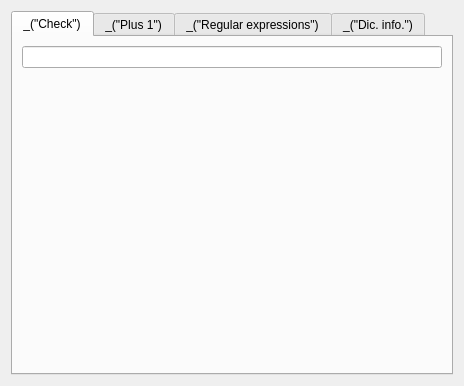
Above: qt/ui/dic_tools_widget.ui from cjlano/eliot before the change. Below: the same form after it.
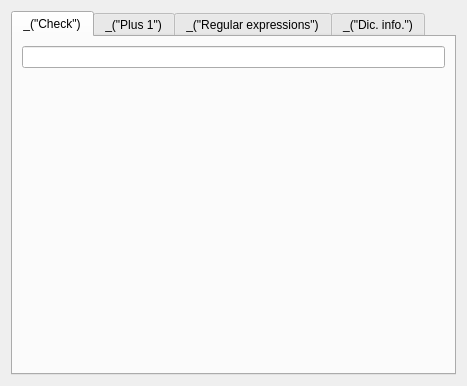
That is the form after the change.

```diff
--- a/qt/ui/dic_tools_widget.ui
+++ b/qt/ui/dic_tools_widget.ui
@@ -6,7 +6,7 @@
    <rect>
     <x>0</x>
     <y>0</y>
-    <width>464</width>
+    <width>467</width>
     <height>386</height>
    </rect>
   </property>
```
Left out of the diff: 9 changed lines with no effect on the pictures.
